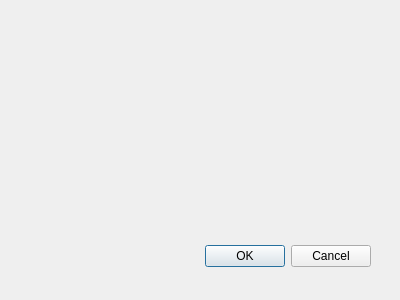
Above: MyZooShop/login.ui from annaprok/ZooShop before the change. Below: the same form after it.
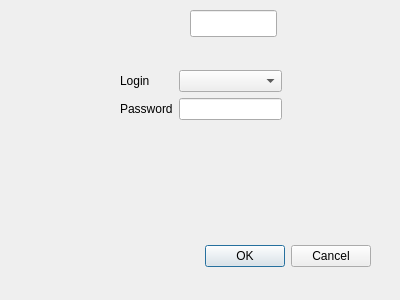
That is the form after the change.

Diff of the .ui file:
```diff
--- a/MyZooShop/login.ui
+++ b/MyZooShop/login.ui
@@ -31,6 +31,48 @@
     <set>QDialogButtonBox::Cancel|QDialogButtonBox::Ok</set>
    </property>
   </widget>
+  <widget class="QWidget" name="formLayoutWidget">
+   <property name="geometry">
+    <rect>
+     <x>120</x>
+     <y>70</y>
+     <width>162</width>
+     <height>80</height>
+    </rect>
+   </property>
+   <layout class="QFormLayout" name="formLayout">
+    <item row="0" column="0">
+     <widget class="QLabel" name="labelUsername">
+      <property name="text">
+       <string>Login</string>
+      </property>
+     </widget>
+    </item>
+    <item row="1" column="0">
+     <widget class="QLabel" name="labelPassword">
+      <property name="text">
+       <string>Password</string>
+      </property>
+     </widget>
+    </item>
+    <item row="1" column="1">
+     <widget class="QLineEdit" name="editPassword"/>
+    </item>
+    <item row="0" column="1">
+     <widget class="QComboBox" name="comboUsername"/>
+    </item>
+   </layout>
+  </widget>
+  <widget class="QLineEdit" name="lineEdit">
+   <property name="geometry">
+    <rect>
+     <x>190</x>
+     <y>10</y>
+     <width>87</width>
+     <height>27</height>
+    </rect>
+   </property>
+  </widget>
  </widget>
  <pixmapfunction/>
  <resources/>
```
Left out of the diff: 9 changed lines with no effect on the pictures.
